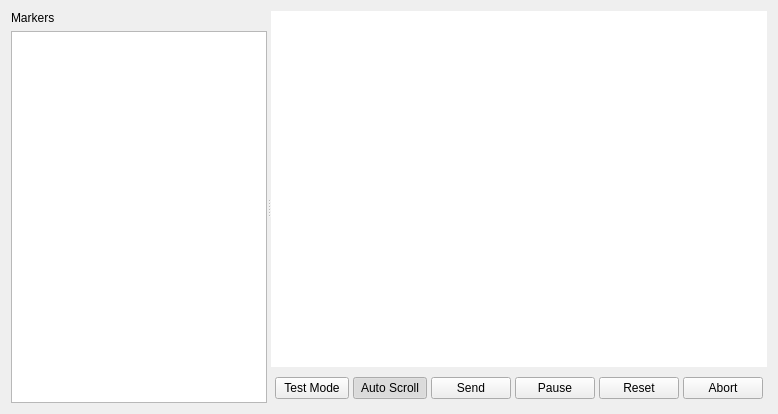
Qt form View/ProgramForm.ui (octronic-uk/Candle) before a commit.
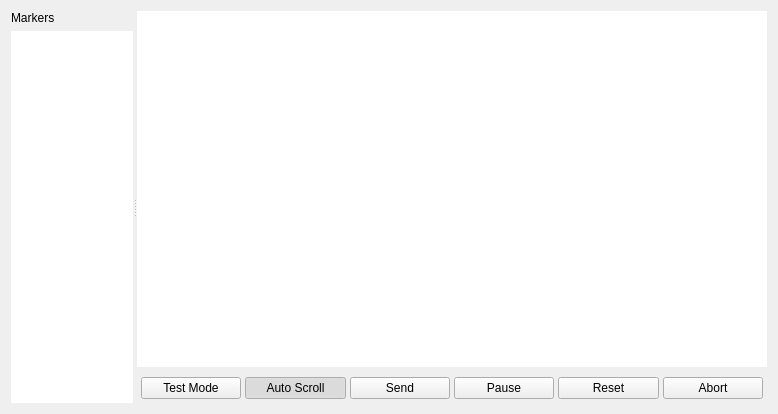
The same form after that commit.

What changed in the file:
```diff
--- a/View/ProgramForm.ui
+++ b/View/ProgramForm.ui
@@ -42,6 +42,27 @@
            <verstretch>0</verstretch>
           </sizepolicy>
          </property>
+         <property name="frameShape">
+          <enum>QFrame::NoFrame</enum>
+         </property>
+         <property name="frameShadow">
+          <enum>QFrame::Plain</enum>
+         </property>
+         <property name="sizeAdjustPolicy">
+          <enum>QAbstractScrollArea::AdjustToContents</enum>
+         </property>
+         <property name="editTriggers">
+          <set>QAbstractItemView::NoEditTriggers</set>
+         </property>
+         <property name="alternatingRowColors">
+          <bool>true</bool>
+         </property>
+         <property name="selectionBehavior">
+          <enum>QAbstractItemView::SelectRows</enum>
+         </property>
+         <property name="resizeMode">
+          <enum>QListView::Adjust</enum>
+         </property>
         </widget>
        </item>
       </layout>
```
